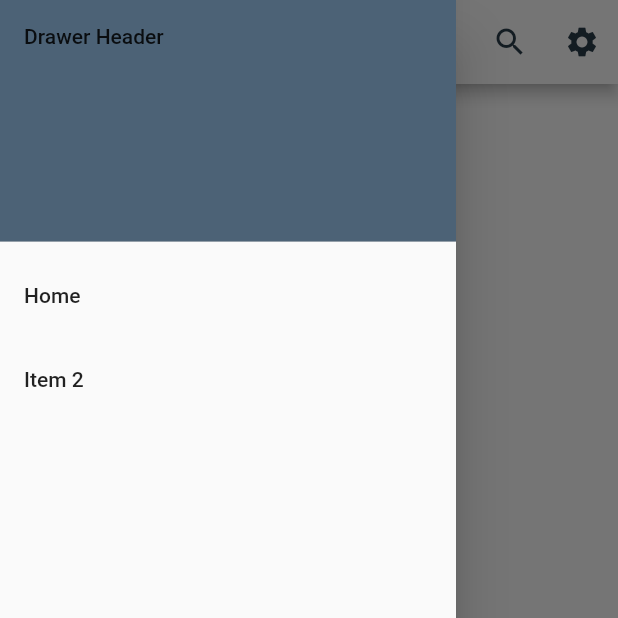
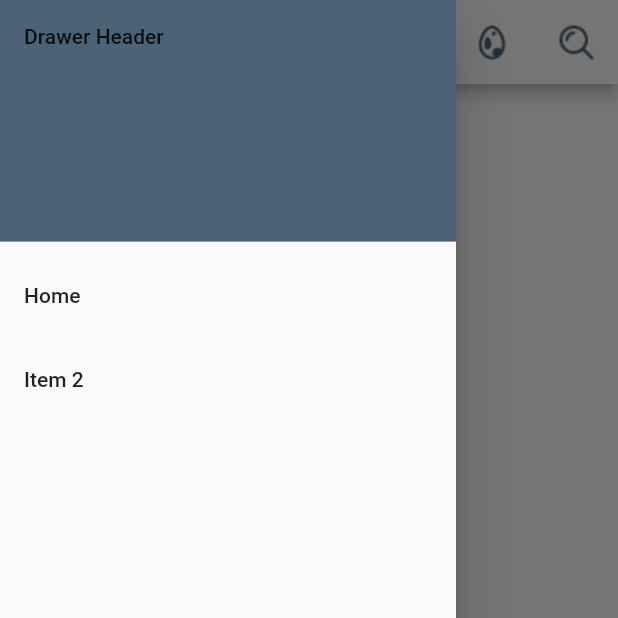
Before and after one commit to baesparza/Pokedex, a Flutter app: the Default screen opened directly with empty values, with the side drawer open, on a phone screen of 412 x 824 dp, the top half of it. Run offline on Flutter 3.47's test engine with Material 2 defaults, Android fonts, the phone set to English and light mode, and no system bars; network calls fail.

Commit message:
efat(icons): add new icons

```diff
--- a/lib/layout/default.dart
+++ b/lib/layout/default.dart
@@ -20,11 +20,6 @@ class Default extends StatelessWidget {
         backgroundColor: Colors.white,
         appBar: _buildNavbar(),
         drawer: Sidebar(),
-        // floatingActionButton: FloatingActionButton(
-        //   backgroundColor: Theme.of(context).primaryColor,
-        //   child: Icon(Icons.arrow_upward),
-        //   onPressed: () {},
-        // ),
         body: child,
       ),
     );
@@ -36,8 +31,9 @@ class Default extends StatelessWidget {
       backgroundColor: Constants.colorWhite,
       titleSpacing: 0.0,
       leading: MaterialButton(
-          child: Image.asset('assets/img/logo.png'),
-          onPressed: () => _scaffoldKey.currentState.openDrawer()),
+        child: Image.asset('assets/img/logo.png'),
+        onPressed: () => _scaffoldKey.currentState.openDrawer(),
+      ),
       title: Text(
         'Pokedex',
         style: TextStyle(
@@ -47,18 +43,18 @@ class Default extends StatelessWidget {
         ),
       ),
       actions: <Widget>[
-        _buildIconButton(Icons.search, () {}),
-        _buildIconButton(Icons.settings, () {}),
+        _buildIconButton('assets/img/ranking.png', () {}),
+        _buildIconButton('assets/img/egg.png', () {}),
+        _buildIconButton('assets/img/search.png', () {}),
       ],
     );
   }
 
-  IconButton _buildIconButton(IconData icon, Function fn) {
-    return IconButton(
-      onPressed: fn,
-      icon: Icon(
-        icon,
-      ),
+  Widget _buildIconButton(String path, Function fn) {
+    return MaterialButton(
+      minWidth: 10.0,
+      child: Image.asset(path),
+      onPressed: () => _scaffoldKey.currentState.openDrawer(),
     );
   }
 }
--- a/lib/pages/home.dart
+++ b/lib/pages/home.dart
@@ -25,8 +25,8 @@ class HomeState extends State<Home> {
             child: GridView.builder(
               itemBuilder: _buildGridPokemons,
               itemCount: widget.pokemons.length,
-              primary: true,
-              padding: EdgeInsets.only(left: 5.0, right: 5.0, bottom: 10.0),
+              primary: false,
+              padding: EdgeInsets.symmetric(horizontal: 5.0, vertical: 10.0),
               gridDelegate: SliverGridDelegateWithFixedCrossAxisCount(
                 crossAxisCount: count,
               ),
```
Also changed, not shown: lib/pages/pokemon/pokemon.dart (+16 -8 lines).
